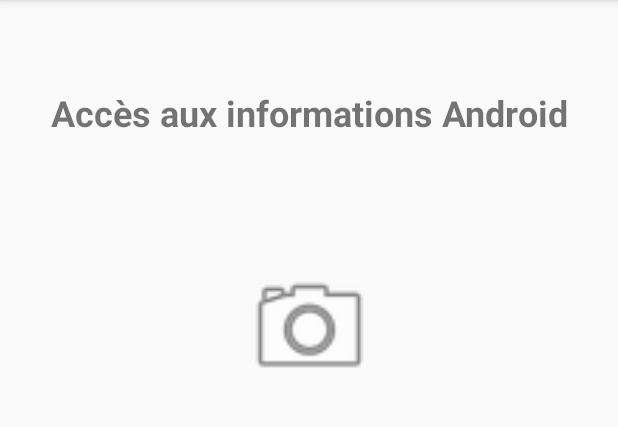
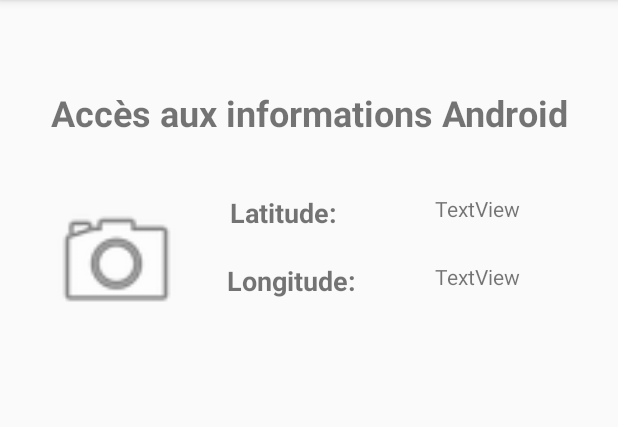
Before and after one commit to EvannDev/AndroidKtlToolBox, an Android app: the PermissionActivity screen opened directly, with no data from a screen before it, on a phone screen of 412 x 824 dp, the part 84-511 px from its top. Run offline under Robolectric (Android 15) with nearby library versions, the phone set to English and light mode, and no system bars; 1 statement that could not run was skipped.

Commit message:
add Location Permissions display location

```diff
--- a/app/build.gradle
+++ b/app/build.gradle
@@ -38,5 +38,9 @@ dependencies {
     androidTestImplementation 'androidx.test.ext:junit:1.1.1'
     androidTestImplementation 'androidx.test.espresso:espresso-core:3.2.0'
     implementation 'com.google.android.material:material:1.0.0'
-    implementation 'com.google.code.gson:gson:2.8.5'
+
+    //Additionnal implemmentation
+    implementation 'com.google.code.gson:gson:2.8.6'
+    implementation 'com.google.android.gms:play-services-location:17.0.0'
+    implementation 'com.google.android.gms:play-services-maps:17.0.0'
 }
--- a/app/src/main/java/fr/isen/debailliencourt/android/activity/PermissionActivity.kt
+++ b/app/src/main/java/fr/isen/debailliencourt/android/activity/PermissionActivity.kt
@@ -2,27 +2,82 @@ package fr.isen.debailliencourt.android.activity
 
 import android.Manifest
 import android.app.Activity
+import android.content.Context
 import android.content.Intent
 import android.content.pm.PackageManager
+import android.location.Location
+import android.location.LocationManager
+import android.location.LocationManager.GPS_PROVIDER
+import com.google.android.gms.location.*
 import android.os.Build
 import androidx.appcompat.app.AppCompatActivity
 import android.os.Bundle
 import android.widget.Toast
 import androidx.annotation.RequiresApi
-import androidx.core.app.ActivityCompat
-import androidx.core.content.ContextCompat
 import fr.isen.debailliencourt.android.R
 import kotlinx.android.synthetic.main.activity_permissions.*
+import android.os.Looper
+import androidx.core.app.ActivityCompat
 
 class PermissionActivity : AppCompatActivity() {
+    @RequiresApi(Build.VERSION_CODES.M)
+
     companion object{
-        //camera request code
-        private const val REQUEST_CAMERA: Int  = 1
         //image pick code
-        private const val IMAGE_PICK_CODE = 1000;
+        private const val IMAGE_PICK_CODE = 1000
         //Permission code
-        private const val PERMISSION_CODE = 1001;
+        const val PERMISSION_CODE = 1001
     }
+
+    lateinit var mFusedLocationClient: FusedLocationProviderClient
+
+    private fun getLastLocation() {
+        if (isLocationEnabled()) {
+
+            mFusedLocationClient.lastLocation.addOnCompleteListener(this) { task ->
+                var location: Location? = task.result
+                if (location == null) {
+                    requestNewLocationData()
+                } else {
+                    valueLatitude.text = location.latitude.toString()
+                    valueLongitude.text = location.longitude.toString()
+                }
+            }
+        }
+        else {
+            Toast.makeText(this, "Turn on location", Toast.LENGTH_LONG).show()
+        }
+    }
+
+    private fun requestNewLocationData() {
+        var mLocationRequest = LocationRequest()
+        mLocationRequest.priority = LocationRequest.PRIORITY_HIGH_ACCURACY
+        mLocationRequest.interval = 0
+        mLocationRequest.fastestInterval = 0
+        mLocationRequest.numUpdates = 1
+
+        mFusedLocationClient = LocationServices.getFusedLocationProviderClient(this)
+        mFusedLocationClient!!.requestLocationUpdates(
+            mLocationRequest, mLocationCallback,
+            Looper.myLooper()
+        )
+    }
+
+    private val mLocationCallback = object : LocationCallback() {
+        override fun onLocationResult(locationResult: LocationResult) {
+            var mLastLocation: Location = locationResult.lastLocation
+            valueLatitude.text = mLastLocation.latitude.toString()
+            valueLongitude.text = mLastLocation.longitude.toString()
+        }
+    }
+
+    private fun isLocationEnabled(): Boolean {
+        var locationManager: LocationManager = getSystemService(Context.LOCATION_SERVICE) as LocationManager
+        return locationManager.isProviderEnabled(GPS_PROVIDER) || locationManager.isProviderEnabled(
+            LocationManager.NETWORK_PROVIDER
+        )
+    }
+
 
     private fun pickImageFromGallery() {
         //Intent to pick image
@@ -31,37 +86,22 @@ class PermissionActivity : AppCompatActivity() {
         startActivityForResult(intent, IMAGE_PICK_CODE)
     }
 
-    @RequiresApi(Build.VERSION_CODES.M)
 
     override fun onCreate(savedInstanceState: Bundle?) {
         super.onCreate(savedInstanceState)
         setContentView(R.layout.activity_permissions)
 
+        mFusedLocationClient = LocationServices.getFusedLocationProviderClient(this)
+        getLastLocation()
+
         pictGalleryPerm.setOnClickListener{
-            //system OS is > Marshmallow
-            if (Build.VERSION.SDK_INT >= Build.VERSION_CODES.M){
-                if (checkSelfPermission(Manifest.permission.READ_EXTERNAL_STORAGE) ==
-                    PackageManager.PERMISSION_DENIED){
-                    //permission denied
-                    val permissions = arrayOf(Manifest.permission.READ_EXTERNAL_STORAGE)
-                    //show popup to request runtime permission
-                    requestPermissions(permissions, PERMISSION_CODE)
-                }
-                else{
-                    //permission already granted
-                    pickImageFromGallery()
-                }
-            }
-            else{
-                //system OS is < Marshmallow
                 pickImageFromGallery()
-            }
         }
     }
-    //handle requested permission result
+
     override fun onRequestPermissionsResult(requestCode: Int, permissions: Array<out String>, grantResults: IntArray) {
         when(requestCode){
-            PERMISSION_CODE -> {
+            PermissionActivity.PERMISSION_CODE -> {
                 if (grantResults.isNotEmpty() && grantResults[0] ==
                     PackageManager.PERMISSION_GRANTED){
                     //permission from popup granted
@@ -75,6 +115,7 @@ class PermissionActivity : AppCompatActivity() {
         }
     }
 
+
     override fun onActivityResult(requestCode: Int, resultCode: Int, data: Intent?) {
         super.onActivityResult(requestCode, resultCode, data)
         if (resultCode == Activity.RESULT_OK && requestCode == IMAGE_PICK_CODE){
--- a/app/src/main/res/layout/activity_permissions.xml
+++ b/app/src/main/res/layout/activity_permissions.xml
@@ -27,8 +27,52 @@
         android:src="@android:drawable/ic_menu_camera"
         app:layout_constraintBottom_toBottomOf="parent"
         app:layout_constraintEnd_toEndOf="parent"
+        app:layout_constraintHorizontal_bias="0.102"
         app:layout_constraintStart_toStartOf="parent"
         app:layout_constraintTop_toBottomOf="@+id/titlePerm"
-        app:layout_constraintVertical_bias="0.13999999" />
+        app:layout_constraintVertical_bias="0.065" />
+
+    <TextView
+        android:id="@+id/textLatitude"
+        android:layout_width="wrap_content"
+        android:layout_height="wrap_content"
+        android:text="@string/textLatitude"
+        android:textSize="18sp"
+        android:textStyle="bold"
+        app:layout_constraintEnd_toEndOf="parent"
+        app:layout_constraintHorizontal_bias="0.14"
+        app:layout_constraintStart_toEndOf="@+id/pictGalleryPerm"
+        app:layout_constraintTop_toTopOf="@+id/pictGalleryPerm" />
+
+    <TextView
+        android:id="@+id/textLongitude"
+        android:layout_width="wrap_content"
+        android:layout_height="wrap_content"
+        android:text="@string/textLongitude"
+        android:textSize="18sp"
+        android:textStyle="bold"
+        app:layout_constraintBottom_toBottomOf="@+id/pictGalleryPerm"
+        app:layout_constraintEnd_toEndOf="parent"
+        app:layout_constraintHorizontal_bias="0.14"
+        app:layout_constraintStart_toEndOf="@+id/pictGalleryPerm"
+        app:layout_constraintTop_toBottomOf="@+id/textLatitude" />
+
+    <TextView
+        android:id="@+id/valueLatitude"
+        android:layout_width="wrap_content"
+        android:layout_height="wrap_content"
+        android:text="TextView"
+        app:layout_constraintEnd_toEndOf="parent"
+        app:layout_constraintStart_toEndOf="@+id/textLatitude"
+        app:layout_constraintTop_toTopOf="@+id/textLatitude" />
+
+    <TextView
+        android:id="@+id/valueLongitude"
+        android:layout_width="wrap_content"
+        android:layout_height="wrap_content"
+        android:text="TextView"
+        app:layout_constraintEnd_toEndOf="@+id/valueLatitude"
+        app:layout_constraintStart_toStartOf="@+id/valueLatitude"
+        app:layout_constraintTop_toTopOf="@+id/textLongitude" />
 
 </androidx.constraintlayout.widget.ConstraintLayout>
--- a/app/src/main/res/values/strings.xml
+++ b/app/src/main/res/values/strings.xml
@@ -32,5 +32,7 @@
 
     <!-- Perm -->
     <string name="titlePerm">Accès aux informations Android</string>
+    <string name="textLongitude">Longitude:</string>
+    <string name="textLatitude">Latitude:</string>
 
 </resources>
```
Also changed, not shown: app/src/main/AndroidManifest.xml (+5 -2 lines), app/src/main/java/fr/isen/debailliencourt/android/activity/HomeActivity.kt (+36 -2 lines).
